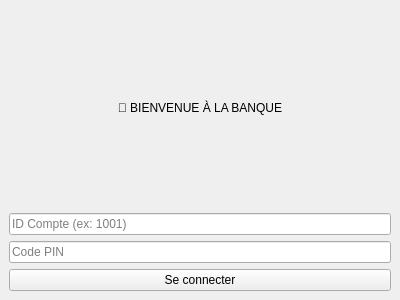
Qt form src/gui/mainwindow.ui (J4cKr0y/bank_app) before a commit.
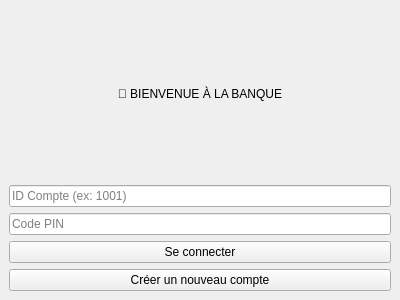
The same form after that commit.

```diff
--- a/src/gui/mainwindow.ui
+++ b/src/gui/mainwindow.ui
@@ -44,6 +44,13 @@
       </property>
      </widget>
     </item>
+	<item>
+ <widget class="QPushButton" name="registerButton">
+  <property name="text">
+   <string>Créer un nouveau compte</string>
+  </property>
+ </widget>
+</item>
    </layout>
   </widget>
  </widget>
```
